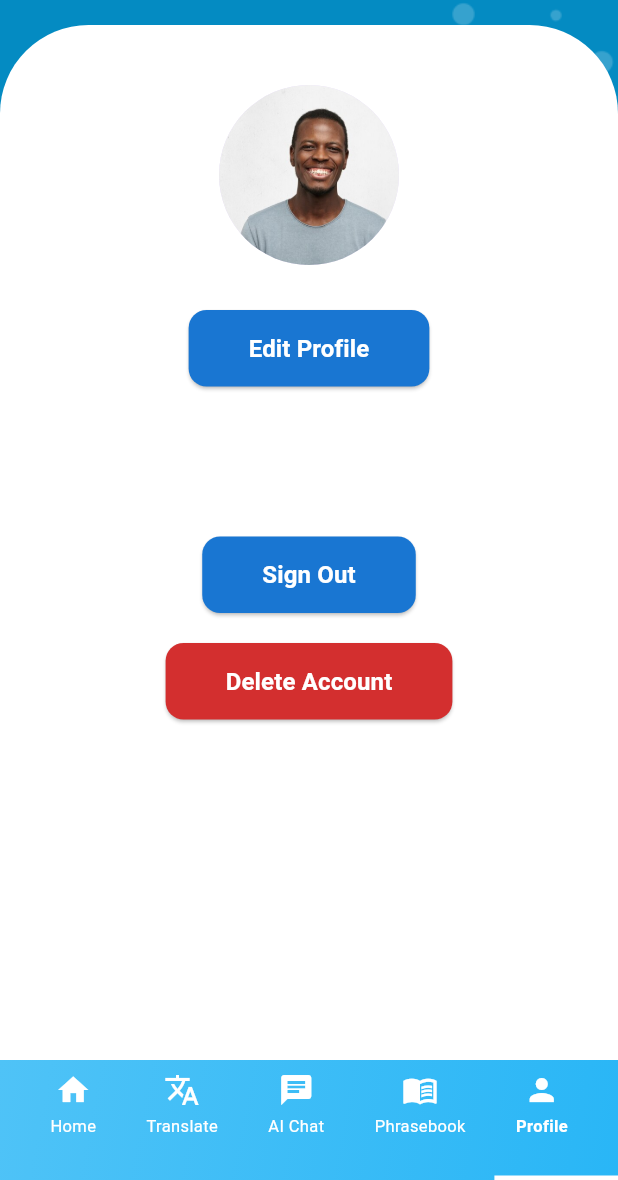
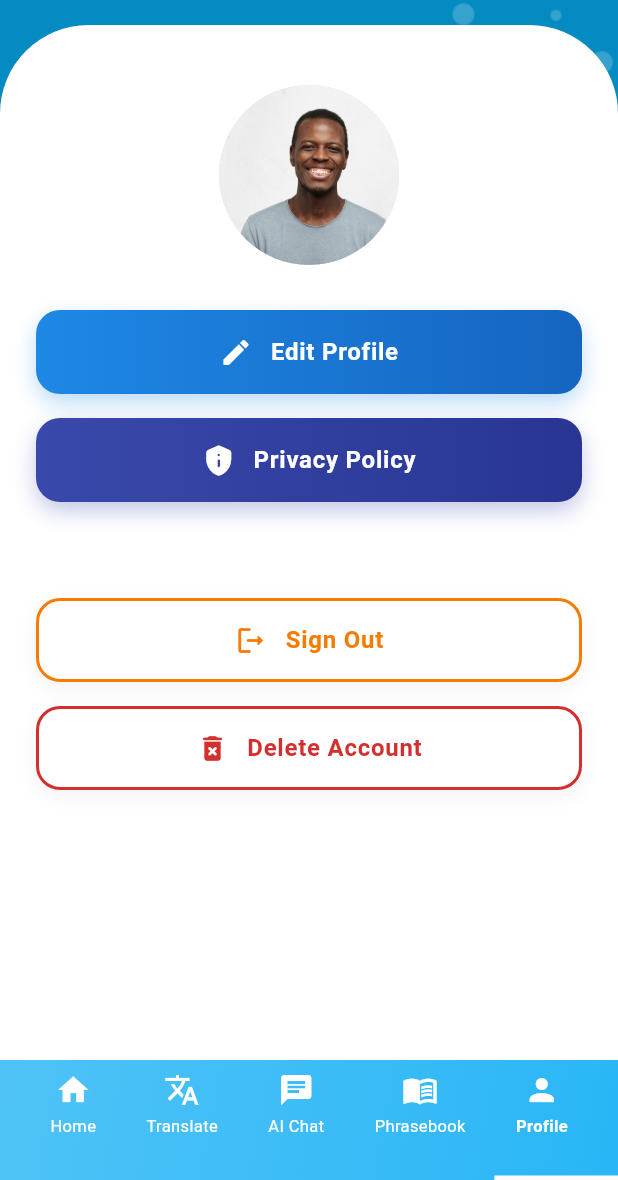
Before and after one commit to Mehedi259/HelpMeSpeak, a Flutter app: the ProfileScreen screen opened by its route, item 2 of the bottom bar chosen, on a phone screen of 412 x 824 dp, the part 56-1236 px from its top. Run offline on Flutter 3.47's test engine with Material 3 defaults, Android fonts, the phone set to English and light mode, and no system bars; our stand-ins replace audioplayers, cached_network_image, flutter_image_compress, get, go_router, google_sign_in and 7 more; missing offline and left inert: dart:html, in_app_purchase_android, in_app_purchase_storekit; accounts and stored records are empty; network calls fail; Roboto replaces fonts that are missing (Pontano Sans).

Commit message:
profile updated

```diff
--- a/lib/view/screens/user_flow/user_profile/profile.dart
+++ b/lib/view/screens/user_flow/user_profile/profile.dart
@@ -225,31 +225,32 @@ class _ProfileScreenState extends State<ProfileScreen> {
                           const SizedBox(height: 30),
 
                           /// Edit Profile Button
-                          Center(
-                            child: ElevatedButton(
+                          _buildModernButton(
                             onPressed: () async {
                               await context.push(AppRoutes.editProfile);
-                                // Reload local data after returning from edit screen
                               _loadLocalData();
                             },
-                              style: ElevatedButton.styleFrom(
-                                backgroundColor: Colors.blue.shade700,
-                                padding: const EdgeInsets.symmetric(horizontal: 40, vertical: 14),
-                                shape: RoundedRectangleBorder(
-                                  borderRadius: BorderRadius.circular(12),
+                            label: "Edit Profile",
+                            icon: Icons.edit_rounded,
+                            gradient: LinearGradient(
+                              colors: [Colors.blue.shade600, Colors.blue.shade800],
                             ),
                           ),
-                              child: const Text(
-                                "Edit Profile",
-                                style: TextStyle(
-                                  fontSize: 16,
-                                  fontWeight: FontWeight.w600,
-                                  color: Colors.white,
+                          const SizedBox(height: 16),
+
+                          /// Privacy Policy Button
+                          _buildModernButton(
+                            onPressed: () async {
+                              await context.push(AppRoutes.privacyPolicy);
+                              _loadLocalData();
+                            },
+                            label: "Privacy Policy",
+                            icon: Icons.privacy_tip_rounded,
+                            gradient: LinearGradient(
+                              colors: [Colors.indigo.shade600, Colors.indigo.shade800],
                             ),
                           ),
-                            ),
-                          ),
-                          const SizedBox(height: 20),
+                          const SizedBox(height: 24),
 
                           /// Full Name
                           if (profile != null && profile.fullName.isNotEmpty) ...[
@@ -273,65 +274,27 @@ class _ProfileScreenState extends State<ProfileScreen> {
                             const SizedBox(height: 20),
                           ],
 
-                          const SizedBox(height: 80),
+                          const SizedBox(height: 40),
 
                           /// Sign Out Button
-                          Center(
-                            child: ElevatedButton(
+                          _buildModernOutlineButton(
                             onPressed: () => _signOut(context),
-                              style: ElevatedButton.styleFrom(
-                                backgroundColor: Colors.blue.shade700,
-                                padding: const EdgeInsets.symmetric(horizontal: 40, vertical: 14),
-                                shape: RoundedRectangleBorder(
-                                  borderRadius: BorderRadius.circular(12),
+                            label: "Sign Out",
+                            icon: Icons.logout_rounded,
+                            color: Colors.orange.shade700,
                           ),
-                              ),
-                              child: const Text(
-                                "Sign Out",
-                                style: TextStyle(
-                                  fontSize: 16,
-                                  fontWeight: FontWeight.w600,
-                                  color: Colors.white,
-                                ),
-                              ),
-                            ),
-                          ),
-                          const SizedBox(height: 20),
+                          const SizedBox(height: 16),
 
                           /// Delete Account Button
-                          Center(
-                            child: Obx(() => ElevatedButton(
+                          Obx(() => _buildModernOutlineButton(
                             onPressed: _deleteController.isDeleting.value
                                 ? null
                                 : () => _deleteAccount(context),
-                              style: ElevatedButton.styleFrom(
-                                backgroundColor: _deleteController.isDeleting.value
-                                    ? Colors.grey
-                                    : Colors.red.shade700,
-                                padding: const EdgeInsets.symmetric(horizontal: 40, vertical: 14),
-                                shape: RoundedRectangleBorder(
-                                  borderRadius: BorderRadius.circular(12),
-                                ),
-                              ),
-                              child: _deleteController.isDeleting.value
-                                  ? const SizedBox(
-                                width: 20,
-                                height: 20,
-                                child: CircularProgressIndicator(
-                                  color: Colors.white,
-                                  strokeWidth: 2,
-                                ),
-                              )
-                                  : const Text(
-                                "Delete Account",
-                                style: TextStyle(
-                                  fontSize: 16,
-                                  fontWeight: FontWeight.w600,
-                                  color: Colors.white,
-                                ),
-                              ),
+                            label: "Delete Account",
+                            icon: Icons.delete_forever_rounded,
+                            color: Colors.red.shade700,
+                            isLoading: _deleteController.isDeleting.value,
                           )),
-                          ),
                           const SizedBox(height: 30),
                         ],
                       ),
@@ -344,6 +307,122 @@ class _ProfileScreenState extends State<ProfileScreen> {
         ),
       );
     });
+  }
+
+  /// Modern Gradient Button
+  Widget _buildModernButton({
+    required VoidCallback onPressed,
+    required String label,
+    required IconData icon,
+    required Gradient gradient,
+  }) {
+    return Container(
+      width: double.infinity,
+      height: 56,
+      decoration: BoxDecoration(
+        gradient: gradient,
+        borderRadius: BorderRadius.circular(16),
+        boxShadow: [
+          BoxShadow(
+            color: gradient.colors.first.withOpacity(0.3),
+            blurRadius: 12,
+            offset: const Offset(0, 6),
+          ),
+        ],
+      ),
+      child: Material(
+        color: Colors.transparent,
+        child: InkWell(
+          onTap: onPressed,
+          borderRadius: BorderRadius.circular(16),
+          child: Padding(
+            padding: const EdgeInsets.symmetric(horizontal: 24),
+            child: Row(
+              mainAxisAlignment: MainAxisAlignment.center,
+              children: [
+                Icon(icon, color: Colors.white, size: 22),
+                const SizedBox(width: 12),
+                Text(
+                  label,
+                  style: const TextStyle(
+                    fontSize: 16,
+                    fontWeight: FontWeight.w600,
+                    color: Colors.white,
+                    letterSpacing: 0.5,
+                  ),
+                ),
+              ],
+            ),
+          ),
+        ),
+      ),
+    );
+  }
+
+  /// Modern Outline Button
+  Widget _buildModernOutlineButton({
+    required VoidCallback? onPressed,
+    required String label,
+    required IconData icon,
+    required Color color,
+    bool isLoading = false,
+  }) {
+    return Container(
+      width: double.infinity,
+      height: 56,
+      decoration: BoxDecoration(
+        color: Colors.white,
+        borderRadius: BorderRadius.circular(16),
+        border: Border.all(
+          color: onPressed == null ? Colors.grey.shade300 : color,
+          width: 2,
+        ),
+        boxShadow: [
+          BoxShadow(
+            color: Colors.black.withOpacity(0.05),
+            blurRadius: 10,
+            offset: const Offset(0, 4),
+          ),
+        ],
+      ),
+      child: Material(
+        color: Colors.transparent,
+        child: InkWell(
+          onTap: onPressed,
+          borderRadius: BorderRadius.circular(16),
+          child: Padding(
+            padding: const EdgeInsets.symmetric(horizontal: 24),
+            child: Row(
+              mainAxisAlignment: MainAxisAlignment.center,
+              children: [
+                if (isLoading)
+                  SizedBox(
+                    width: 20,
+                    height: 20,
+                    child: CircularProgressIndicator(
+                      color: color,
+                      strokeWidth: 2.5,
+                    ),
+                  )
+                else ...[
+                  Icon(icon, color: onPressed == null ? Colors.grey : color, size: 22),
+                  const SizedBox(width: 12),
+                  Text(
+                    label,
+                    style: TextStyle(
+                      fontSize: 16,
+                      fontWeight: FontWeight.w600,
+                      color: onPressed == null ? Colors.grey : color,
+                      letterSpacing: 0.5,
+                    ),
+                  ),
+                ],
+              ],
+            ),
+          ),
+        ),
+      ),
+    );
   }
 
   /// Reusable TextField
```
Lines whose indentation alone changed are shown as unchanged.
